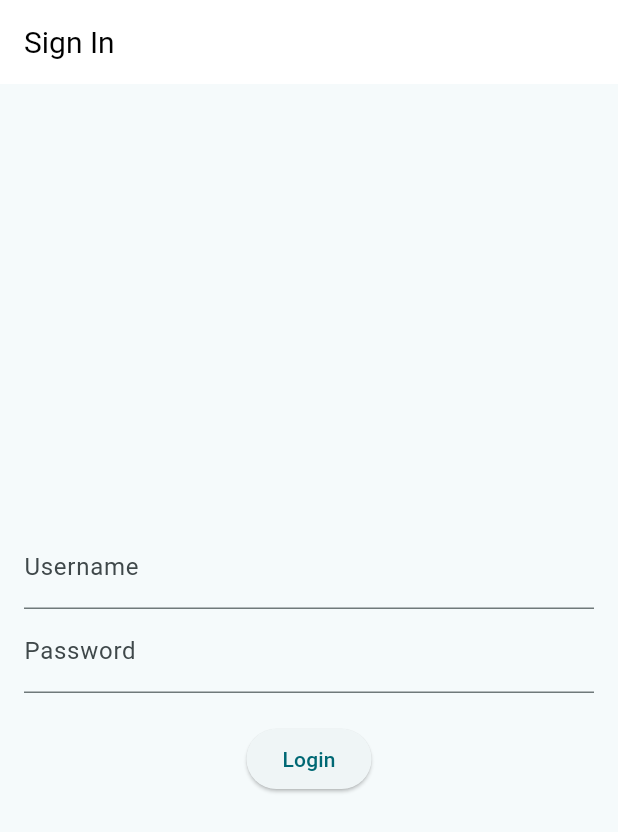
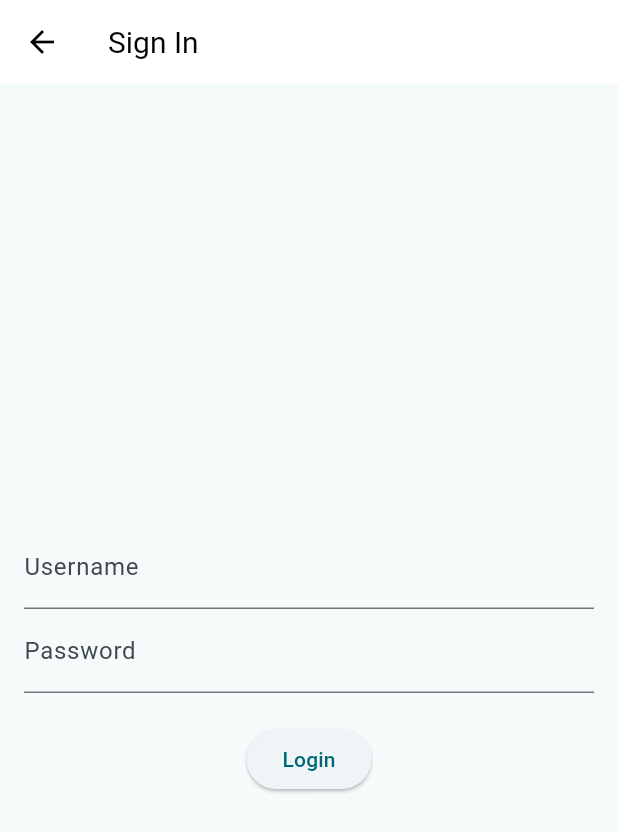
Before and after one commit to stefsantos/kidlat, a Flutter app: the screen it shows after launch, after a tap on "Login", on a phone screen of 412 x 824 dp. Shown: the top 832 px of the screen. Run offline on Flutter 3.47's test engine with Material 3 defaults, Android fonts, the phone set to English and light mode, and no system bars; our stand-ins replace fluttertoast, google_maps_flutter, location, vector_graphics; network calls fail.

Commit message:
just need images for home page

```diff
--- a/lib/main.dart
+++ b/lib/main.dart
@@ -29,39 +29,155 @@ class MyApp extends StatelessWidget {
 }
 
 class LoginPage extends StatelessWidget {
+  @override
   const LoginPage({super.key});
 
-  @override
   Widget build(BuildContext context) {
     return Scaffold(
       appBar: AppBar(
-        automaticallyImplyLeading: false, // Removes the back button
-        title: const Text('Login or Sign In'),
+        title: const Text('Home'),
       ),
-      body: Center(
+      body: SingleChildScrollView(
+        child: Container(
+          width: double.infinity,
+          padding: const EdgeInsets.all(16.0),
+          decoration: BoxDecoration(
+            color: Colors.white,
+            borderRadius: BorderRadius.circular(30),
+          ),
           child: Column(
-          mainAxisAlignment: MainAxisAlignment.center,
-          children: <Widget>[
-            ElevatedButton(
+            children: [
+              Align(
+                alignment: Alignment.topRight,
+                child: Container(
+                  width: 73,
+                  height: 61,
+                  decoration: BoxDecoration(
+                    image: DecorationImage(
+                      image: NetworkImage("https://via.placeholder.com/73x61"),
+                      fit: BoxFit.fill,
+                    ),
+                  ),
+                ),
+              ),
+              SizedBox(height: 20),
+              Align(
+                alignment: Alignment.centerLeft,
+                child: SizedBox(
+                  width: 274,
+                  height: 130,
+                  child: Padding(
+                    padding: const EdgeInsets.all(0.0),
+                    child: Text(
+                      'Ready to Charge Up?',
+                      style: TextStyle(
+                        color: Color(0xFF303E44),
+                        fontSize: 40,
+                        fontFamily: 'Poppins',
+                        fontWeight: FontWeight.w800,
+                        letterSpacing: -0.30,
+                      ),
+                    ),
+                  ),
+                ),
+              ),
+              SizedBox(height: 5),
+              Container(
+                width: double.infinity,
+                height: 446,
+                decoration: BoxDecoration(
+                  boxShadow: [
+                    BoxShadow(
+                      color: Color(0x4C000000),
+                      blurRadius: 5,
+                      offset: Offset(0, 4),
+                      spreadRadius: 0,
+                    )
+                  ],
+                ),
+              ),
+              SizedBox(height: 20),
+              Container(
+                width: double.infinity,
+                padding: const EdgeInsets.symmetric(horizontal: 37),
+                child: Row(
+                  mainAxisAlignment: MainAxisAlignment.spaceBetween,
+                  children: [
+                    Expanded(
+                        child: Center(
+                          child: TextButton(
                             onPressed: () {
+                              print("login button pressed");
                               Navigator.push(
                                 context,
-                  MaterialPageRoute(builder: (context) => const SignInPage()),
+                                MaterialPageRoute(builder: (context) => SignInPage())
                               );
                             },
-              child: const Text('Login'),
+                            child: Text(
+                              'Login',
+                              style: TextStyle(
+                                fontSize: 20,
+                                fontWeight: FontWeight.bold,
+                                color: Colors.black,
                               ),
-            ElevatedButton(
+                            ),
+                            style: TextButton.styleFrom(
+                              minimumSize: Size(double.infinity, 60),
+                              shadowColor: Colors.black.withOpacity(0.2),
+                              backgroundColor: Colors.white,
+                              elevation: 2,
+                              shape: RoundedRectangleBorder(
+                                borderRadius: BorderRadius.circular(30),
+                                side: BorderSide(
+                                  color: Colors.grey.shade600.withOpacity(0.2),
+                                  width: 1.5,
+                                )
+                              ),
+                            ),
+                          ),
+                        ),
+                    ),
+                    SizedBox(width: 10),
+                    Expanded(
+                        child: Center(
+                          child: TextButton(
                             onPressed: () {
-                // Navigate to the sign-up page if needed
+                              print("create acc button pressed");
                               Navigator.push(
                                 context,
-                  MaterialPageRoute(builder: (context) => SignUpPage()),
+                                MaterialPageRoute(builder: (context) => SignUpPage())
                               );
                             },
-              child: const Text('Create Account'),
+                            child: Text(
+                              'Sign Up',
+                              style: TextStyle(
+                                fontSize: 20,
+                                fontWeight: FontWeight.bold,
+                                color: Colors.white,
+                              ),
+                            ),
+                            style: TextButton.styleFrom(
+                              minimumSize: Size(double.infinity, 60),
+                              shadowColor: Colors.black.withOpacity(0.2),
+                              backgroundColor: Color.fromRGBO(254, 182, 44, 1.0),
+                              elevation: 2,
+                              shape: RoundedRectangleBorder(
+                                borderRadius: BorderRadius.circular(30),
+                                side: BorderSide(
+                                  color: Colors.grey.shade600.withOpacity(0.2),
+                                  width: 1.5,
+                                )
+                              ),
+                            ),
+                          ),
+                        ),
                     ),
                   ],
+                ),
+              ),
+              SizedBox(height: 20),
+            ],
+          ),
         ),
       ),
     );
@@ -74,7 +190,7 @@ class SignInPage extends StatelessWidget {
   Widget build(BuildContext context) {
     return Scaffold(
       appBar: AppBar(
-        automaticallyImplyLeading: false, // Removes the back button
+        automaticallyImplyLeading: true, // Removes the back button
         title: const Text('Sign In'),
       ),
       body: Center(
@@ -219,7 +335,7 @@ class ProfilePage extends StatelessWidget {
                 onPressed: () {
                   Navigator.pushReplacement(
                     context,
-                    MaterialPageRoute(builder: (context) => const LoginPage()),
+                    MaterialPageRoute(builder: (context) => LoginPage()),
                   );
                 },
                 child: const Text('Logout'),
```
Lines whose indentation alone changed are shown as unchanged.
